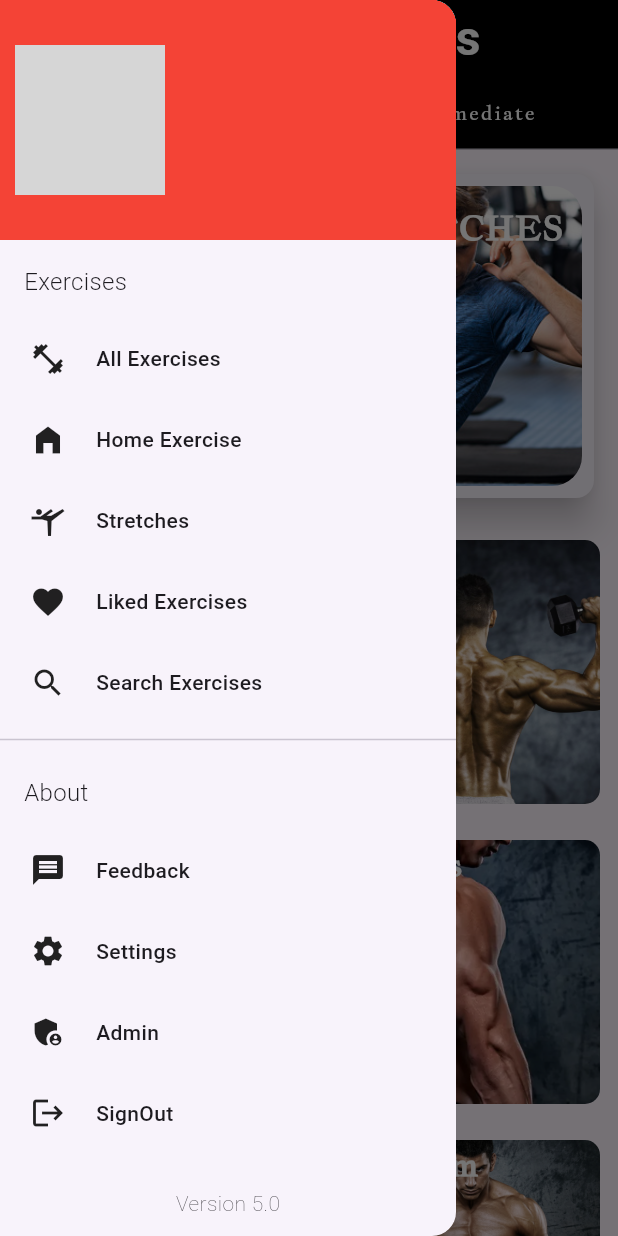
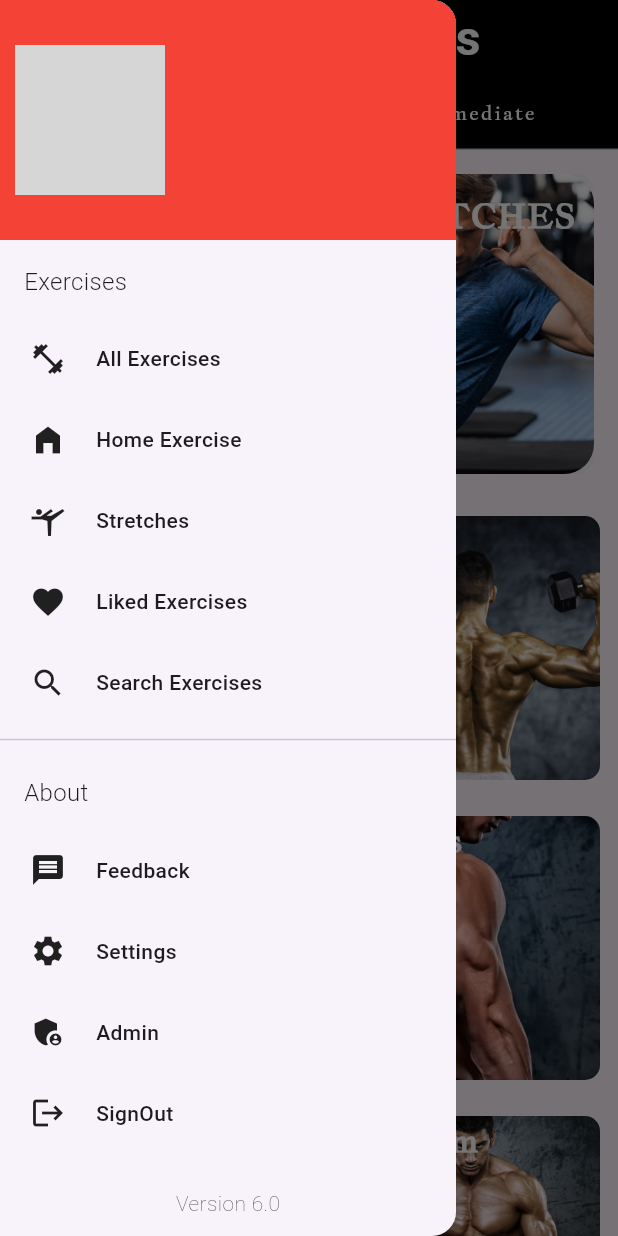
Before and after one commit to jasirpk/fittrack, a Flutter app: the HomeScreen screen opened directly, with the side drawer open, on a phone screen of 412 x 824 dp. Run offline on Flutter 3.47's test engine with Material 3 defaults, Android fonts, the phone set to English and light mode, and no system bars; our stand-ins replace image_picker, shared_preferences, sqflite; accounts and stored records are empty; grey boxes are pictures that could not be loaded.

Commit message:
phot added

```diff
--- a/lib/home_screens/biginner_screen.dart
+++ b/lib/home_screens/biginner_screen.dart
@@ -60,9 +60,7 @@ class _Biginner_ScreenState extends State<Biginner_Screen> {
           child: Padding(
             padding: const EdgeInsets.all(12.0),
             child: Card(
-              elevation: 10,
-              child: Padding(
-                padding: const EdgeInsets.all(8.0),
+              elevation: 0,
               child: Container(
                 height: 200,
                 decoration: BoxDecoration(
@@ -88,7 +86,6 @@ class _Biginner_ScreenState extends State<Biginner_Screen> {
                             fontFamily: "JacquesFracois"),
                       ),
                     ],
-                    ),
                   ),
                 ),
               ),
--- a/lib/home_screens/intermediate_screen.dart
+++ b/lib/home_screens/intermediate_screen.dart
@@ -61,9 +61,7 @@ class _intermediate_ScreenState extends State<intermediate_Screen> {
       Padding(
           padding: const EdgeInsets.all(12.0),
           child: Card(
-              elevation: 10,
-              child: Padding(
-                  padding: const EdgeInsets.all(8.0),
+              elevation: 0,
               child: Container(
                   height: 200,
                   decoration: BoxDecoration(
@@ -86,7 +84,7 @@ class _intermediate_ScreenState extends State<intermediate_Screen> {
                                     fontWeight: FontWeight.bold,
                                     letterSpacing: 1,
                                     fontFamily: "JacquesFracois"))
-                              ])))))),
+                          ]))))),
       Expanded(
           child: Container(
               child: GridView.builder(
--- a/lib/home_screens/navbar.dart
+++ b/lib/home_screens/navbar.dart
@@ -157,7 +157,7 @@ class _NavbarState extends State<Navbar> {
                   mainAxisAlignment: MainAxisAlignment.center,
                   children: [
                     Text(
-                      'Version 5.0',
+                      'Version 6.0',
                       style: TextStyle(fontWeight: FontWeight.w200),
                     ),
                   ],
--- a/lib/home_screens/navbar_widgets/signout_custom.dart
+++ b/lib/home_screens/navbar_widgets/signout_custom.dart
@@ -12,7 +12,8 @@ class Custom_SignOut extends StatelessWidget {
 
   @override
   Widget build(BuildContext context) {
-    return InkWell(
+    return Container(
+      child: InkWell(
         splashColor: Colors.grey,
         onTap: () {
           Navigator.of(context)
@@ -32,11 +33,13 @@ class Custom_SignOut extends StatelessWidget {
                     ),
                     Text(
                       exercise['title'] as String,
-                    style: TextStyle(fontWeight: FontWeight.w500, fontSize: 14),
+                      style:
+                          TextStyle(fontWeight: FontWeight.w500, fontSize: 14),
                     )
                   ],
                 )
               ],
+            ),
           ),
         ),
       ),
```
Also changed, not shown: lib/Sqlite/itemsmodal.dart (deleted, +0 -42 lines). Lines whose indentation alone changed are shown as unchanged.
